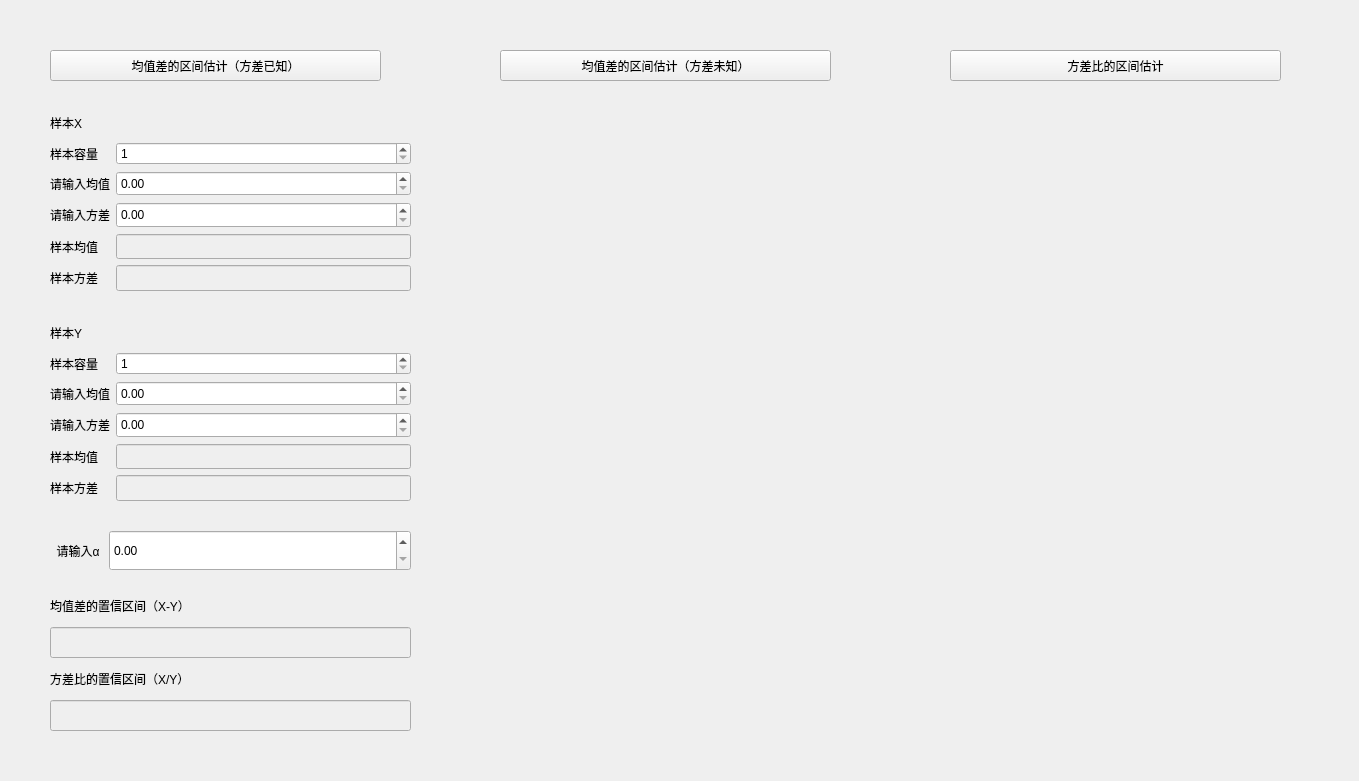
Qt form double_confidence_interval.ui (chenxindaaa/MathematicalStatistics) before a commit.
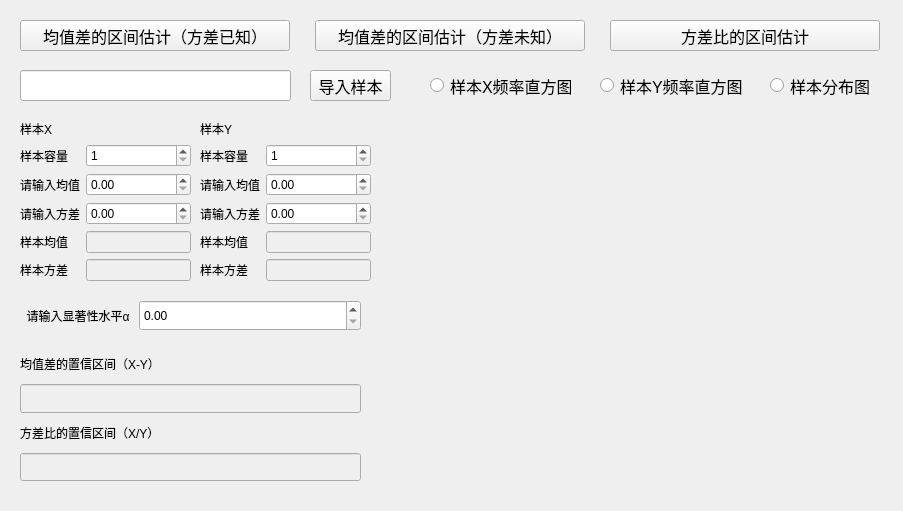
The same form after that commit. Custom widgets are drawn as their Qt base class.

What changed in the file:
```diff
--- a/double_confidence_interval.ui
+++ b/double_confidence_interval.ui
@@ -6,8 +6,8 @@
    <rect>
     <x>0</x>
     <y>0</y>
-    <width>1359</width>
-    <height>781</height>
+    <width>903</width>
+    <height>511</height>
    </rect>
   </property>
   <property name="sizePolicy">
@@ -22,12 +22,17 @@
   <widget class="QPushButton" name="pushButton">
    <property name="geometry">
     <rect>
-     <x>50</x>
-     <y>50</y>
-     <width>331</width>
+     <x>20</x>
+     <y>20</y>
+     <width>270</width>
      <height>31</height>
     </rect>
    </property>
+   <property name="font">
+    <font>
+     <pointsize>12</pointsize>
+    </font>
+   </property>
    <property name="text">
     <string>均值差的区间估计（方差已知）</string>
    </property>
@@ -35,10 +40,10 @@
   <widget class="QWidget" name="layoutWidget">
    <property name="geometry">
     <rect>
-     <x>50</x>
-     <y>110</y>
-     <width>361</width>
-     <height>181</height>
+     <x>20</x>
+     <y>120</y>
+     <width>171</width>
+     <height>161</height>
     </rect>
    </property>
    <layout class="QGridLayout" name="gridLayout_2">
@@ -157,10 +162,10 @@
   <widget class="QWidget" name="layoutWidget">
    <property name="geometry">
     <rect>
-     <x>50</x>
-     <y>320</y>
-     <width>361</width>
-     <height>181</height>
+     <x>200</x>
+     <y>120</y>
+     <width>171</width>
+     <height>161</height>
     </rect>
    </property>
    <layout class="QGridLayout" name="gridLayout_5">
@@ -285,12 +290,17 @@
   <widget class="QPushButton" name="pushButton_2">
    <property name="geometry">
     <rect>
-     <x>500</x>
-     <y>50</y>
-     <width>331</width>
+     <x>315</x>
+     <y>20</y>
+     <width>270</width>
      <height>31</height>
     </rect>
    </property>
+   <property name="font">
+    <font>
+     <pointsize>12</pointsize>
+    </font>
+   </property>
    <property name="text">
     <string>均值差的区间估计（方差未知）</string>
    </property>
@@ -298,22 +308,27 @@
   <widget class="Plot" name="widget" native="true">
    <property name="geometry">
     <rect>
-     <x>490</x>
-     <y>120</y>
-     <width>791</width>
-     <height>571</height>
+     <x>390</x>
+     <y>130</y>
+     <width>481</width>
+     <height>351</height>
     </rect>
    </property>
   </widget>
   <widget class="QPushButton" name="pushButton_3">
    <property name="geometry">
     <rect>
-     <x>950</x>
-     <y>50</y>
-     <width>331</width>
+     <x>610</x>
+     <y>20</y>
+     <width>270</width>
      <height>31</height>
     </rect>
    </property>
+   <property name="font">
+    <font>
+     <pointsize>12</pointsize>
+    </font>
+   </property>
    <property name="text">
     <string>方差比的区间估计</string>
    </property>
@@ -321,17 +336,17 @@
   <widget class="QWidget" name="layoutWidget">
    <property name="geometry">
     <rect>
-     <x>50</x>
-     <y>530</y>
-     <width>361</width>
-     <height>41</height>
+     <x>20</x>
+     <y>300</y>
+     <width>341</width>
+     <height>31</height>
     </rect>
    </property>
    <layout class="QHBoxLayout" name="horizontalLayout">
     <item>
      <widget class="QLabel" name="label">
       <property name="text">
-       <string>  请输入α </string>
+       <string>  请输入显著性水平α </string>
       </property>
      </widget>
     </item>
@@ -356,10 +371,10 @@
   <widget class="QWidget" name="layoutWidget">
    <property name="geometry">
     <rect>
-     <x>50</x>
-     <y>590</y>
-     <width>361</width>
-     <height>141</height>
+     <x>20</x>
+     <y>350</y>
+     <width>341</width>
+     <height>131</height>
     </rect>
    </property>
    <layout class="QVBoxLayout" name="verticalLayout">
@@ -423,6 +438,88 @@
     </item>
    </layout>
   </widget>
+  <widget class="QPushButton" name="pushButton_7">
+   <property name="geometry">
+    <rect>
+     <x>310</x>
+     <y>70</y>
+     <width>81</width>
+     <height>31</height>
+    </rect>
+   </property>
+   <property name="font">
+    <font>
+     <pointsize>12</pointsize>
+    </font>
+   </property>
+   <property name="text">
+    <string>导入样本</string>
+   </property>
+  </widget>
+  <widget class="QRadioButton" name="radioButton">
+   <property name="geometry">
+    <rect>
+     <x>430</x>
+     <y>75</y>
+     <width>141</width>
+     <height>21</height>
+    </rect>
+   </property>
+   <property name="font">
+    <font>
+     <pointsize>12</pointsize>
+    </font>
+   </property>
+   <property name="text">
+    <string>样本X频率直方图</string>
+   </property>
+  </widget>
+  <widget class="QLineEdit" name="lineEdit">
+   <property name="geometry">
+    <rect>
+     <x>20</x>
+     <y>70</y>
+     <width>271</width>
+     <height>31</height>
+    </rect>
+   </property>
+  </widget>
+  <widget class="QRadioButton" name="radioButton_3">
+   <property name="geometry">
+    <rect>
+     <x>770</x>
+     <y>75</y>
+     <width>111</width>
+     <height>21</height>
+    </rect>
+   </property>
+   <property name="font">
+    <font>
+     <pointsize>12</pointsize>
+    </font>
+   </property>
+   <property name="text">
+    <string>样本分布图</string>
+   </property>
+  </widget>
+  <widget class="QRadioButton" name="radioButton_5">
+   <property name="geometry">
+    <rect>
+     <x>600</x>
+     <y>75</y>
+     <width>151</width>
+     <height>21</height>
+    </rect>
+   </property>
+   <property name="font">
+    <font>
+     <pointsize>12</pointsize>
+    </font>
+   </property>
+   <property name="text">
+    <string>样本Y频率直方图</string>
+   </property>
+  </widget>
  </widget>
  <customwidgets>
   <customwidget>
```
